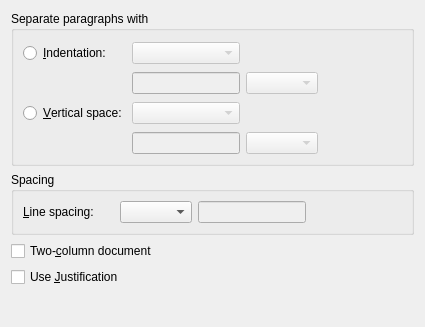
First picture: the form in src/frontends/qt4/ui/TextLayoutUi.ui, repository cburschka/lyx, before the edit.
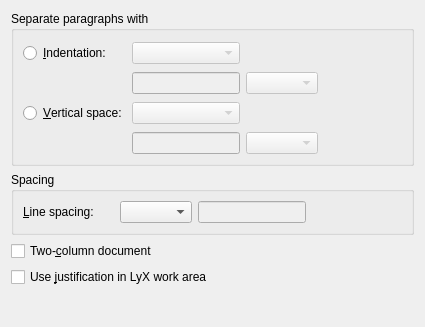
Second picture: the form after the edit. Custom widgets are drawn as their Qt base class.

Commit message: Clarify widget description (I had to consult the sources to find out what this does).

What changed in the file:
```diff
--- a/src/frontends/qt4/ui/TextLayoutUi.ui
+++ b/src/frontends/qt4/ui/TextLayoutUi.ui
@@ -278,7 +278,7 @@
    <item row="3" column="0">
     <widget class="QCheckBox" name="justCB">
      <property name="text">
-      <string>Use &amp;Justification</string>
+      <string>Use &amp;justification in LyX work area</string>
      </property>
     </widget>
    </item>
```
Left out of the diff: 3 changed lines with no effect on the pictures.
